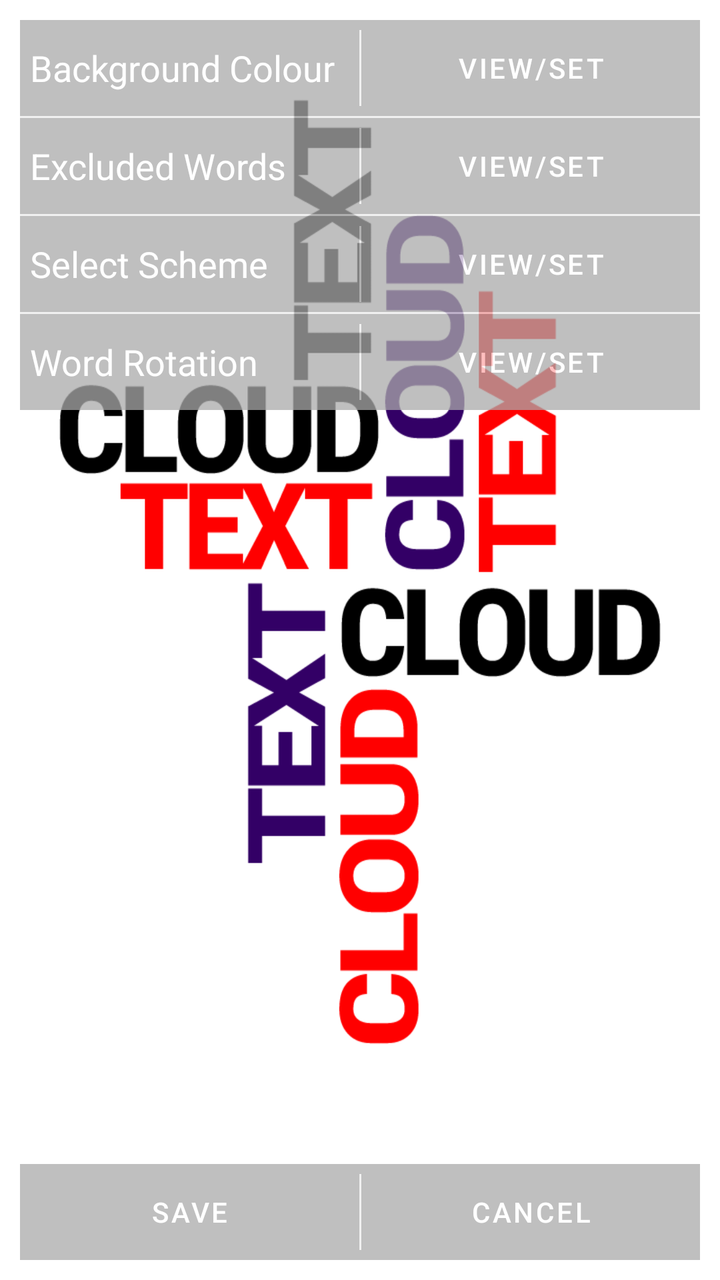
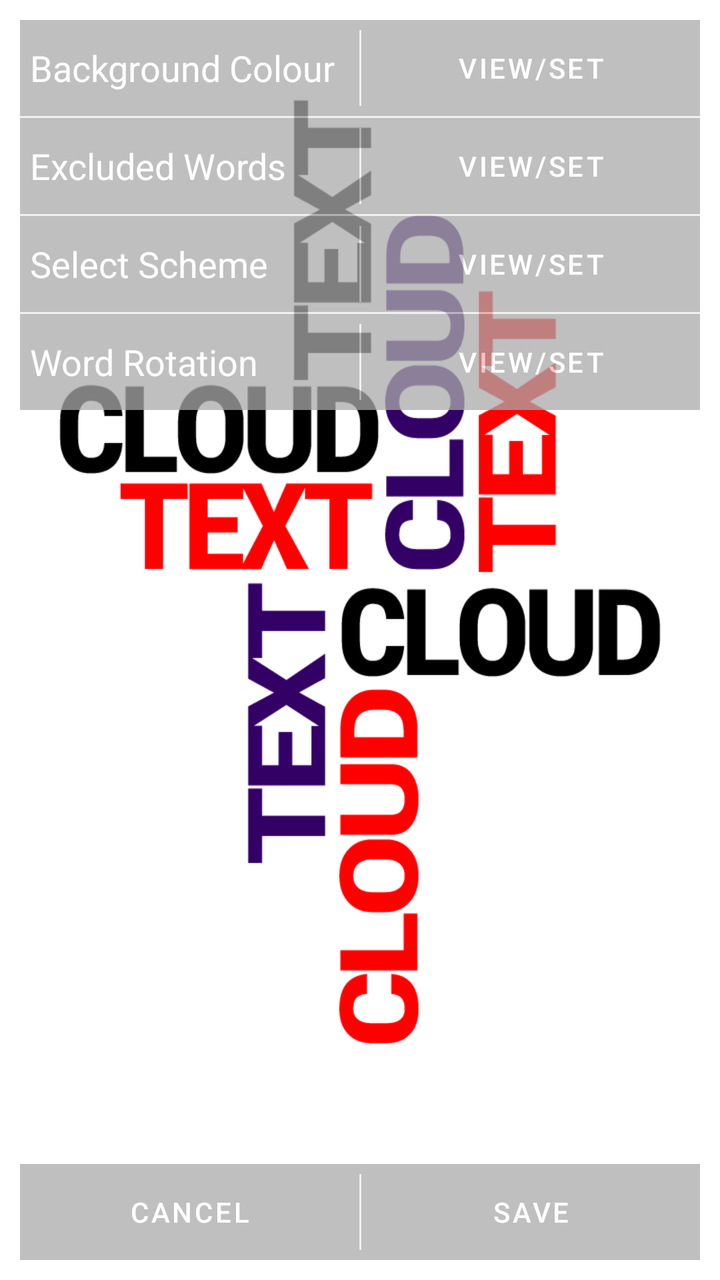

The first picture is an Android layout as it rendered before a commit; the second is the same layout after the commit. The layout source and the unified diff follow.
<!-- AndroidManifest.xml: fallback theme Theme.MaterialComponents.DayNight.NoActionBar -->
<!-- res/layout/activity_settings.xml -->
<?xml version="1.0" encoding="utf-8"?>
<RelativeLayout xmlns:android="http://schemas.android.com/apk/res/android"
    android:id="@+id/settings_main_layout"
    android:layout_width="match_parent"
    android:layout_height="match_parent"
    android:background="@drawable/main_image" >

    <LinearLayout
        android:id="@+id/setting_layout"
        android:layout_width="wrap_content"
        android:layout_height="wrap_content"
        android:layout_alignParentLeft="true"
        android:layout_alignParentRight="true"
        android:layout_centerVertical="false"
        android:layout_margin="10dp"
        android:alpha=".75"
        android:background="@android:color/darker_gray"
        android:orientation="vertical" >

        <LinearLayout
            android:layout_width="match_parent"
            android:layout_height="wrap_content" >

            <TextView
                android:id="@+id/select_background_lbl"
                android:layout_width="match_parent"
                android:layout_height="wrap_content"
                android:layout_gravity="center_vertical|center_horizontal"
                android:layout_margin="5dp"
                android:layout_weight=".5"
                android:text="@string/select_background_lbl"
                android:textAppearance="?android:attr/textAppearanceMedium"
                android:textColor="@android:color/white" />

        	<View
            android:id="@+id/vert_rule2"
            android:layout_width="1dp"
            android:layout_height="match_parent"
            android:background="@color/gray"
            android:layout_marginTop="5dp"
            android:layout_marginBottom="5dp" />
        	
            <Button
                android:id="@+id/select_background_button"
                android:layout_width="match_parent"
                android:layout_height="wrap_content"
                android:layout_gravity="right|center_vertical"
                android:background="?android:attr/selectableItemBackground"
                android:text="@string/set"
                android:layout_weight=".5" />

        </LinearLayout>
        <View
            android:id="@+id/hor_rule1"
            android:layout_width="match_parent"
            android:layout_height="1dp"
            android:background="@color/gray"/>
        <LinearLayout
            android:layout_width="match_parent"
            android:layout_height="wrap_content"
            android:orientation="horizontal" >

            <TextView
                android:id="@+id/select_words_lbl"
                android:layout_width="match_parent"
                android:layout_height="wrap_content"
                android:layout_gravity="center_vertical|center_horizontal"
                android:layout_margin="5dp"
                android:layout_weight=".5"
                android:text="@string/select_words_lbl"
                android:textAppearance="?android:attr/textAppearanceMedium"
                android:textColor="@android:color/white" />

        <View
            android:id="@+id/vert_rule3"
            android:layout_width="1dp"
            android:layout_height="match_parent"
            android:background="@color/gray"
            android:layout_marginTop="5dp"
            android:layout_marginBottom="5dp" />
            <Button
                android:id="@+id/select_words_button"
                android:layout_width="match_parent"
                android:layout_height="wrap_content"
                android:layout_gravity="right|center_vertical"
                android:layout_weight=".5"
                android:background="?android:attr/selectableItemBackground"
                android:text="@string/set" />

        </LinearLayout>
        <View
            android:id="@+id/hor_rule2"
            android:layout_width="match_parent"
            android:layout_height="1dp"
            android:background="@color/gray"/>
        <LinearLayout
            android:layout_width="match_parent"
            android:layout_height="wrap_content" >

            <TextView
                android:id="@+id/select_scheme_lbl"
                android:layout_width="match_parent"
                android:layout_height="wrap_content"
                android:layout_gravity="center_vertical|center_horizontal"
                android:layout_margin="5dp"
                android:layout_weight=".5"
                android:text="@string/select_scheme_button"
                android:textAppearance="?android:attr/textAppearanceMedium"
                android:textColor="@android:color/white" />

        <View
            android:id="@+id/vert_rule4"
            android:layout_width="1dp"
            android:layout_height="match_parent"
            android:background="@color/gray"
            android:layout_marginTop="5dp"
            android:layout_marginBottom="5dp" />
            <Button
                android:id="@+id/select_scheme_button"
                android:layout_width="match_parent"
                android:layout_height="wrap_content"
                android:layout_weight=".5"
                android:background="?android:attr/selectableItemBackground"
                android:text="@string/set" />
        </LinearLayout>
        <View
            android:id="@+id/hor_rule3"
            android:layout_width="match_parent"
            android:layout_height="1dp"
            android:background="@color/gray"/>
        <LinearLayout
            android:layout_width="match_parent"
            android:layout_height="wrap_content" >

            <TextView
                android:id="@+id/select_rotation_lbl"
                android:layout_width="match_parent"
                android:layout_height="wrap_content"
                android:layout_gravity="center_vertical|center_horizontal"
                android:layout_margin="5dp"
                android:layout_weight=".5"
                android:text="@string/select_rotation_lbl"
                android:textAppearance="?android:attr/textAppearanceMedium"
                android:textColor="@android:color/white" />

        <View
            android:id="@+id/vert_rule6"
            android:layout_width="1dp"
            android:layout_height="match_parent"
            android:background="@color/gray"
            android:layout_marginTop="5dp"
            android:layout_marginBottom="5dp" />
            <Button
                android:id="@+id/select_rotation_button"
                android:layout_width="match_parent"
                android:layout_height="wrap_content"
                android:layout_weight=".5"
                android:background="?android:attr/selectableItemBackground"
                android:text="@string/set" />
        </LinearLayout>
    </LinearLayout>

    <LinearLayout
        android:id="@+id/settings_button_layout"
        android:layout_width="match_parent"
        android:layout_height="wrap_content"
        android:layout_alignParentBottom="true"
        android:layout_centerHorizontal="true"
        android:layout_margin="10dp"
        android:alpha=".75"
        android:background="@android:color/darker_gray" >

        <Button
            android:id="@+id/settings_save_button"
            android:layout_width="match_parent"
            android:layout_height="wrap_content"
            android:layout_weight=".5"
            android:background="?android:attr/selectableItemBackground"
            android:text="@string/save" />
        <View
            android:id="@+id/vert_rule1"
            android:layout_width="1dp"
            android:layout_height="match_parent"
            android:background="@color/gray"
            android:layout_marginTop="5dp"
            android:layout_marginBottom="5dp" />
        <Button
            android:id="@+id/settings_cancel_button"
            android:layout_width="match_parent"
            android:layout_height="wrap_content"
            android:layout_weight=".5"
            android:background="?android:attr/selectableItemBackground"
            android:text="@string/cancel" />

    </LinearLayout>

</RelativeLayout>
<!-- resources referenced by this layout -->
<resources>
  <color name="gray">#EBEBEB</color>
  <!-- drawable main_image: png bitmap (drawable-hdpi, 45865 bytes) -->
  <string name="cancel">Cancel</string>
  <string name="save">Save</string>
  <string name="select_background_lbl">Background Colour</string>
  <string name="select_rotation_lbl">Word Rotation</string>
  <string name="select_scheme_button">Select Scheme</string>
  <string name="select_words_lbl">Excluded Words</string>
  <string name="set">View/Set</string>
</resources>

<!-- the commit's change to res/layout/activity_settings.xml (unified diff, before → after) -->
@@ -169,6 +169,21 @@
         android:layout_margin="10dp"
         android:alpha=".75"
         android:background="@android:color/darker_gray" >
+        <Button
+            android:id="@+id/settings_cancel_button"
+            android:layout_width="match_parent"
+            android:layout_height="wrap_content"
+            android:layout_weight=".5"
+            android:background="?android:attr/selectableItemBackground"
+            android:text="@string/cancel" />
+
+        <View
+            android:id="@+id/vert_rule1"
+            android:layout_width="1dp"
+            android:layout_height="match_parent"
+            android:layout_marginBottom="5dp"
+            android:layout_marginTop="5dp"
+            android:background="@color/gray" />
 
         <Button
             android:id="@+id/settings_save_button"
@@ -177,20 +192,6 @@
             android:layout_weight=".5"
             android:background="?android:attr/selectableItemBackground"
             android:text="@string/save" />
-        <View
-            android:id="@+id/vert_rule1"
-            android:layout_width="1dp"
-            android:layout_height="match_parent"
-            android:background="@color/gray"
-            android:layout_marginTop="5dp"
-            android:layout_marginBottom="5dp" />
-        <Button
-            android:id="@+id/settings_cancel_button"
-            android:layout_width="match_parent"
-            android:layout_height="wrap_content"
-            android:layout_weight=".5"
-            android:background="?android:attr/selectableItemBackground"
-            android:text="@string/cancel" />
 
     </LinearLayout>
 
